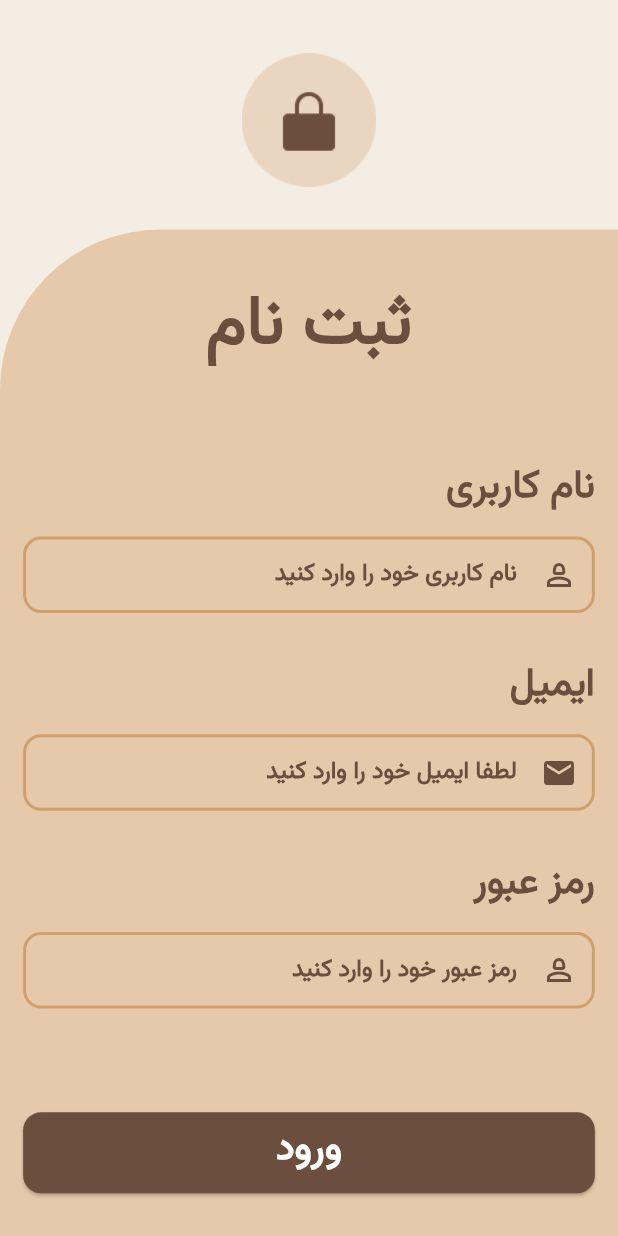
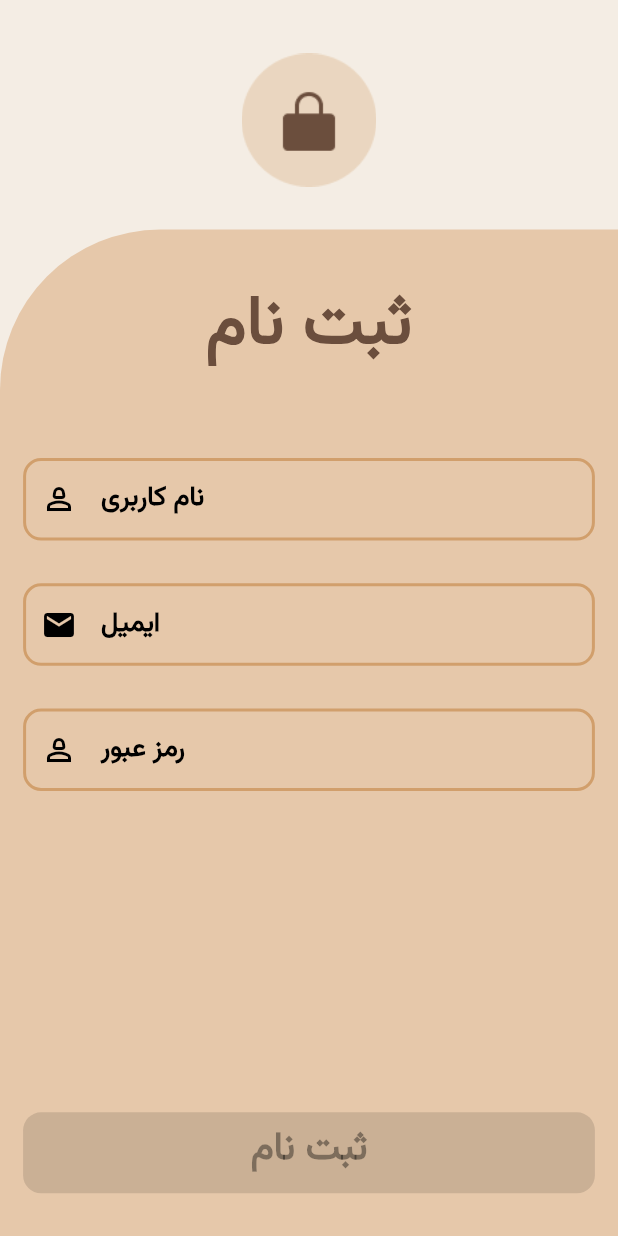
Before and after one commit to yk-254/coffee_store_app, a Flutter app: the screen it shows after launch, after a tap on "ثبت نام", on a phone screen of 412 x 824 dp. Run offline on Flutter 3.47's test engine with Material 3 defaults, Android fonts, the phone set to English and light mode, and no system bars; our stand-ins replace flutter_screenutil, get, shared_preferences; accounts and stored records are empty.

Commit message:
fix bottom nav  and auth logic

```diff
--- /dev/null
+++ b/lib/app/data/models/user_model.dart
@@ -0,0 +1,11 @@
+class UserModel {
+  final String username;
+  final String password;
+  final String email;
+
+  UserModel({
+    required this.username,
+    required this.password,
+    required this.email,
+  });
+}
--- /dev/null
+++ b/lib/app/data/services/auth_service.dart
@@ -0,0 +1,116 @@
+import 'dart:convert';
+import 'package:get/get.dart';
+import 'package:shared_preferences/shared_preferences.dart';
+import '../models/user_model.dart';
+
+class AuthService extends GetxService {
+  final users = <UserModel>[].obs;
+  UserModel? currentUser;
+  SharedPreferences? prefs;
+
+  Future<AuthService> init() async {
+    prefs = await SharedPreferences.getInstance();
+
+    _loadUsers();
+    _loadCurrentUser();
+
+    return this;
+  }
+
+  // -------------------------------
+  //              REGISTER
+  // -------------------------------
+  bool register(UserModel user) {
+    final isExist = users.any(
+      (u) => u.username == user.username || u.email == user.email,
+    );
+
+    if (isExist) return false;
+
+    users.add(user);
+    _saveUsers();
+
+    currentUser = user;
+    _saveCurrentUser(user);
+
+    return true;
+  }
+
+  // -------------------------------
+  //              LOGIN
+  // -------------------------------
+  bool login(String username, String password) {
+    final user = users.firstWhereOrNull(
+      (u) => u.username == username && u.password == password,
+    );
+
+    if (user == null) return false;
+
+    currentUser = user;
+    _saveCurrentUser(user);
+    return true;
+  }
+
+  // -------------------------------
+  //              LOGOUT
+  // -------------------------------
+  void logout() {
+    currentUser = null;
+    prefs?.remove("currentUser");
+  }
+
+  bool isLoggedIn() => currentUser != null;
+
+  // -------------------------------
+  //        LOCAL STORAGE
+  // -------------------------------
+  void _saveUsers() {
+    final userListJson = users
+        .map((u) => jsonEncode({
+              "username": u.username,
+              "password": u.password,
+              "email": u.email,
+            }))
+        .toList();
+
+    prefs?.setStringList("users", userListJson);
+  }
+
+  void _loadUsers() {
+    final userList = prefs?.getStringList("users") ?? [];
+
+    users.assignAll(
+      userList.map(
+        (jsonStr) {
+          final data = jsonDecode(jsonStr);
+          return UserModel(
+            username: data['username'],
+            password: data['password'],
+            email: data['email'],
+          );
+        },
+      ),
+    );
+  }
+
+  void _saveCurrentUser(UserModel user) {
+    prefs?.setString("currentUser", jsonEncode({
+      "username": user.username,
+      "password": user.password,
+      "email": user.email,
+    }));
+  }
+
+  void _loadCurrentUser() {
+    final jsonStr = prefs?.getString("currentUser");
+    if (jsonStr == null) return;
+
+    final data = jsonDecode(jsonStr);
+
+    currentUser = UserModel(
+      username: data['username'],
+      password: data['password'],
+      email: data['email'],
+    );
+  }
+}
--- a/lib/app/modules/auth/login/views/login_view.dart
+++ b/lib/app/modules/auth/login/views/login_view.dart
@@ -1,9 +1,8 @@
+import 'package:coffee_store_app/app/routes/app_pages.dart';
 import 'package:coffee_store_app/app/theme/app_theme.dart';
 import 'package:flutter/material.dart';
 import 'package:flutter_screenutil/flutter_screenutil.dart';
-
 import 'package:get/get.dart';
-
 import '../../widgets/form_tile.dart';
 import '../controllers/login_controller.dart';
 
@@ -18,62 +17,31 @@ class LoginView extends GetView<LoginController> {
             crossAxisAlignment: CrossAxisAlignment.center,
             mainAxisSize: MainAxisSize.min,
             children: [
-              Padding(
-                padding: EdgeInsets.only(top: 40.h, bottom: 92.h),
-                child: Image.asset(
-                  'assets/icons/lock_icon.png',
-                  height: 100.h,
-                  width: 100.w,
-                ),
-              ),
+              Padding(padding: EdgeInsets.only(top: 40.h, bottom: 92.h), child: Image.asset('assets/icons/lock_icon.png', height: 100.h, width: 100.w)),
               Stack(
                 alignment: Alignment.topCenter,
                 children: [
-                  Container(
-                    width: Get.width,
-                    height: Get.height - 232.h,
-                    decoration: BoxDecoration(
-                      color: AppColors.third,
-                      borderRadius: BorderRadius.only(
-                        topLeft: Radius.circular(120.r),
-                      ),
-                    ),
-                  ),
+                  Container(width: Get.width, height: Get.height - 232.h, decoration: BoxDecoration(color: AppColors.third, borderRadius: BorderRadius.only(topLeft: Radius.circular(120.r)))),
                   Column(
                     crossAxisAlignment: CrossAxisAlignment.center,
                     mainAxisAlignment: MainAxisAlignment.start,
                     children: [
+                      Padding(padding: EdgeInsets.only(top: 40.h, bottom: 50.h), child: Text('ورود', style: Theme.of(context).textTheme.titleLarge)),
                       Padding(
-                        padding: EdgeInsets.only(top: 40.h, bottom: 50.h),
-                        child: Text(
-                          'ورود',
-                          style: Theme.of(context).textTheme.titleLarge,
+                        padding: EdgeInsets.symmetric(horizontal: 16.w, vertical: 16.h),
+                        child: TextFormField(
+                          controller: controller.usernameController,
+                          textDirection: TextDirection.rtl,
+                          decoration: InputDecoration(labelText: 'نام کاربری', hintText: 'نام کاربری خود را وارد کنید', prefixIcon: Icon(Icons.person_2_outlined), border: OutlineInputBorder()),
                         ),
                       ),
                       Padding(
-                        padding: EdgeInsets.symmetric(
-                          horizontal: 16.w,
-                          vertical: 16.h,
-                        ),
-                        child: FormTile(
-                          direction: TextDirection.rtl,
-                          title: 'نام کاربری',
-                          hint: 'نام کاربری خود را وارد کنید',
-                          icon: Icons.person_2_outlined,
-                        ),
-                      ),
-
-                      Padding(
-                        padding: EdgeInsets.symmetric(
-                          horizontal: 16.w,
-                          vertical: 16.h,
-                        ),
-                        child: FormTile(
-                          direction: TextDirection.ltr,
-                          obsecure: true,
-                          title: 'رمز عبور',
-                          hint: 'رمز عبور خود را وارد کنید',
-                          icon: Icons.person_2_outlined,
+                        padding: EdgeInsets.symmetric(horizontal: 16.w, vertical: 16.h),
+                        child: TextFormField(
+                          obscureText: true,
+                          controller: controller.passwordController,
+                          textDirection: TextDirection.ltr,
+                          decoration: InputDecoration(labelText: 'رمز عبور', hintText: 'رمز عبور خود را وارد کنید', prefixIcon: Icon(Icons.person_2_outlined), border: OutlineInputBorder()),
                         ),
                       ),
                     ],
@@ -84,11 +52,13 @@ class LoginView extends GetView<LoginController> {
                     right: 16.w,
                     child: Column(
                       children: [
-                        SizedBox(
-                          width: Get.width,
-                          child: ElevatedButton(
-                            onPressed: () {},
-                            child: Text('ورود'),
+                        Obx(
+                          () => SizedBox(
+                            width: Get.width,
+                            child: ElevatedButton(
+                              onPressed: controller.isFormValid.value ? controller.login : null,
+                              child: controller.isLoading.value ? SizedBox(width: 24.w, height: 24.w, child: CircularProgressIndicator(color: Colors.white, strokeWidth: 2)) : Text('ورود'),
+                            ),
                           ),
                         ),
                         SizedBox(height: 10.h),
@@ -96,13 +66,12 @@ class LoginView extends GetView<LoginController> {
                           mainAxisAlignment: MainAxisAlignment.center,
                           children: [
                             TextButton(
-                              onPressed: () {},
+                              onPressed: () {
+                                Get.toNamed(Routes.REGISTER);
+                              },
                               child: Text('ثبت نام'),
                             ),
-                            Text(
-                              'حساب کاربری ندارید؟',
-                              style: Theme.of(context).textTheme.bodyLarge,
-                            ),
+                            Text('حساب کاربری ندارید؟', style: Theme.of(context).textTheme.bodyLarge),
                           ],
                         ),
                       ],
--- a/lib/app/modules/auth/register/controllers/register_controller.dart
+++ b/lib/app/modules/auth/register/controllers/register_controller.dart
@@ -1,23 +1,77 @@
+import 'package:flutter/material.dart';
 import 'package:get/get.dart';
+import '../../../../data/models/user_model.dart';
+import '../../../../data/services/auth_service.dart';
+import '../../../../error_handler/error_widget.dart';
+import '../../../../routes/app_pages.dart';
 
 class RegisterController extends GetxController {
-  //TODO: Implement RegisterController
+  final usernameController = TextEditingController();
+  final emailController = TextEditingController();
+  final passwordController = TextEditingController();
 
-  final count = 0.obs;
+  final isLoading = false.obs;
+  final errorMessage = ''.obs;
+
+  final AuthService authService = Get.find<AuthService>();
+
   @override
   void onInit() {
     super.onInit();
+    usernameController.addListener(validateForm);
+    passwordController.addListener(validateForm);
+    emailController.addListener(validateForm);
   }
 
-  @override
-  void onReady() {
-    super.onReady();
+  Future<void> register() async {
+    errorMessage.value = '';
+    isLoading.value = true;
+
+    try {
+      await Future.delayed(const Duration(milliseconds: 500));
+
+      final username = usernameController.text.trim();
+      final email = emailController.text.trim();
+      final password = passwordController.text;
+
+      // ولیدیشن اولیه ایمیل
+      if (!GetUtils.isEmail(email)) {
+        isLoading.value = false;
+        errorMessage.value = "ایمیل معتبر نیست";
+        showError(errorMessage.value);
+        return;
+      }
+
+      final newUser = UserModel(username: username, email: email, password: password);
+
+      final success = authService.register(newUser);
+      isLoading.value = false;
+
+      if (!success) {
+        errorMessage.value = "نام کاربری یا ایمیل قبلاً ثبت شده است";
+        showError(errorMessage.value);
+        return;
+      }
+
+      Get.offAllNamed(Routes.BOTTOM_NAV);
+    } catch (e) {
+      isLoading.value = false;
+      errorMessage.value = "خطای نا مشخص رخ داد";
+      showError(errorMessage.value);
+    }
+  }
+
+  RxBool isFormValid = false.obs;
+
+  void validateForm() {
+    isFormValid.value = usernameController.text.trim().isNotEmpty && emailController.text.trim().isNotEmpty && passwordController.text.isNotEmpty && GetUtils.isEmail(emailController.text.trim());
   }
 
   @override
   void onClose() {
+    usernameController.dispose();
+    emailController.dispose();
+    passwordController.dispose();
     super.onClose();
   }
-
-  void increment() => count.value++;
 }
--- a/lib/app/modules/auth/register/views/register_view.dart
+++ b/lib/app/modules/auth/register/views/register_view.dart
@@ -18,73 +18,40 @@ class RegisterView extends GetView<RegisterController> {
             crossAxisAlignment: CrossAxisAlignment.center,
             mainAxisSize: MainAxisSize.min,
             children: [
-              Padding(
-                padding: EdgeInsets.only(top: 40.h, bottom: 32.h),
-                child: Image.asset(
-                  'assets/icons/lock_icon.png',
-                  height: 100.h,
-                  width: 100.w,
-                ),
-              ),
+              Padding(padding: EdgeInsets.only(top: 40.h, bottom: 32.h), child: Image.asset('assets/icons/lock_icon.png', height: 100.h, width: 100.w)),
               Stack(
                 alignment: Alignment.topCenter,
                 children: [
-                  Container(
-                    width: Get.width,
-                    height: Get.height - 172.h,
-                    decoration: BoxDecoration(
-                      color: AppColors.third,
-                      borderRadius: BorderRadius.only(
-                        topLeft: Radius.circular(120.r),
-                      ),
-                    ),
-                  ),
+                  Container(width: Get.width, height: Get.height - 172.h, decoration: BoxDecoration(color: AppColors.third, borderRadius: BorderRadius.only(topLeft: Radius.circular(120.r)))),
                   Column(
                     crossAxisAlignment: CrossAxisAlignment.center,
                     mainAxisAlignment: MainAxisAlignment.start,
                     children: [
+                      Padding(padding: EdgeInsets.only(top: 40.h, bottom: 50.h), child: Text('ثبت نام', style: Theme.of(context).textTheme.titleLarge)),
                       Padding(
-                        padding: EdgeInsets.only(top: 40.h, bottom: 50.h),
-                        child: Text(
-                          'ثبت نام',
-                          style: Theme.of(context).textTheme.titleLarge,
+                        padding: EdgeInsets.symmetric(horizontal: 16.w, vertical: 16.h),
+                        child: TextFormField(
+                          controller: controller.usernameController,
+                          textDirection: TextDirection.rtl,
+                          decoration: InputDecoration(labelText: 'نام کاربری', hintText: 'نام کاربری خود را وارد کنید', prefixIcon: Icon(Icons.person_2_outlined), border: OutlineInputBorder()),
                         ),
                       ),
                       Padding(
-                        padding: EdgeInsets.symmetric(
-                          horizontal: 16.w,
-                          vertical: 16.h,
-                        ),
-                        child: FormTile(
-                          direction: TextDirection.rtl,
-                          title: 'نام کاربری',
-                          hint: 'نام کاربری خود را وارد کنید',
-                          icon: Icons.person_2_outlined,
+                        padding: EdgeInsets.symmetric(horizontal: 16.w, vertical: 16.h),
+                        child: TextFormField(
+                          controller: controller.emailController,
+                          textDirection: TextDirection.ltr,
+                          keyboardType: TextInputType.emailAddress,
+                          decoration: InputDecoration(labelText: 'ایمیل', hintText: 'لطفا ایمیل خود را وارد کنید', prefixIcon: Icon(Icons.mail), border: OutlineInputBorder()),
                         ),
                       ),
                       Padding(
-                        padding: EdgeInsets.symmetric(
-                          horizontal: 16.w,
-                          vertical: 16.h,
-                        ),
-                        child: FormTile(
-                          direction: TextDirection.ltr,
-                          title: 'ایمیل',
-                          hint: 'لطفا ایمیل خود را وارد کنید',
-                          icon: Icons.mail,
-                        ),
-                      ),
-                      Padding(
-                        padding: EdgeInsets.symmetric(
-                          horizontal: 16.w,
-                          vertical: 16.h,
-                        ),
-                        child: FormTile(
-                          direction: TextDirection.ltr,
-                          obsecure: true,
-                          title: 'رمز عبور',
-                          hint: 'رمز عبور خود را وارد کنید',
-                          icon: Icons.person_2_outlined,
+                        padding: EdgeInsets.symmetric(horizontal: 16.w, vertical: 16.h),
+                        child: TextFormField(
+                          obscureText: true,
+                          controller: controller.passwordController,
+                          textDirection: TextDirection.ltr,
+                          decoration: InputDecoration(labelText: 'رمز عبور', hintText: 'رمز عبور خود را وارد کنید', prefixIcon: Icon(Icons.person_2_outlined), border: OutlineInputBorder()),
                         ),
                       ),
                     ],
@@ -93,11 +60,13 @@ class RegisterView extends GetView<RegisterController> {
                     bottom: 32.h,
                     left: 16.w,
                     right: 16.w,
-                    child: SizedBox(
-                      width: Get.width,
-                      child: ElevatedButton(
-                        onPressed: () {},
-                        child: Text('ورود'),
+                    child: Obx(
+                      () => SizedBox(
+                        width: Get.width,
+                        child: ElevatedButton(
+                          onPressed: controller.isFormValid.value ? controller.register : null,
+                          child: controller.isLoading.value ? SizedBox(width: 24.w, height: 24.w, child: CircularProgressIndicator(color: Colors.white, strokeWidth: 2)) : Text('ثبت نام'),
+                        ),
                       ),
                     ),
                   ),
--- a/lib/app/routes/app_routes.dart
+++ b/lib/app/routes/app_routes.dart
@@ -9,6 +9,7 @@ abstract class Routes {
   static const PRODUCT = _Paths.PRODUCT;
   static const LOGIN = _Paths.LOGIN;
   static const REGISTER = _Paths.REGISTER;
+  static const BOTTOM_NAV = _Paths.BOTTOM_NAV;
 }
 
 abstract class _Paths {
@@ -19,4 +20,5 @@ abstract class _Paths {
   static const PRODUCT = '/product';
   static const LOGIN = '/login';
   static const REGISTER = '/register';
+  static const BOTTOM_NAV = '/bottom-nav';
 }
--- a/lib/main.dart
+++ b/lib/main.dart
@@ -3,21 +3,21 @@ import 'package:flutter_screenutil/flutter_screenutil.dart';
 
 import 'package:get/get.dart';
 
+import 'app/data/services/auth_service.dart';
 import 'app/routes/app_pages.dart';
 import 'app/theme/app_theme.dart';
 
-void main() {
+void main() async {
+  WidgetsFlutterBinding.ensureInitialized();
+
+  // مقداردهی AuthService
+  await Get.putAsync<AuthService>(() => AuthService().init());
   runApp(
     ScreenUtilInit(
       designSize: Size(428, 926),
       minTextAdapt: true,
       builder: (context, child) {
-        return GetMaterialApp(
-          title: "Coffee Store :)",
-          initialRoute: AppPages.INITIAL,
-          theme: AppTheme.lightTheme,
-          getPages: AppPages.routes,
-        );
+        return GetMaterialApp(debugShowCheckedModeBanner: false, title: "Coffee Store :)", initialRoute: AppPages.INITIAL, theme: AppTheme.lightTheme, getPages: AppPages.routes);
       },
     ),
   );
--- a/pubspec.yaml
+++ b/pubspec.yaml
@@ -36,6 +36,7 @@ dependencies:
   cupertino_icons: ^1.0.8
   get: ^4.7.2
   flutter_screenutil: ^5.9.3
+  shared_preferences: ^2.5.3
 
 dev_dependencies:
   flutter_test:
```
Also changed, not shown: lib/app/error_handler/error_widget.dart (added, +15 -0 lines), lib/app/modules/auth/login/controllers/login_controller.dart (+52 -7 lines), lib/app/modules/bottom_nav/bindings/bottom_nav_binding.dart (added, +12 -0 lines), lib/app/modules/bottom_nav/controllers/bottom_nav_controller.dart (added, +22 -0 lines), lib/app/modules/bottom_nav/views/bottom_nav_view.dart (added, +27 -0 lines), lib/app/routes/app_pages.dart (+8 -1 lines), pubspec.lock, 8 other files.
